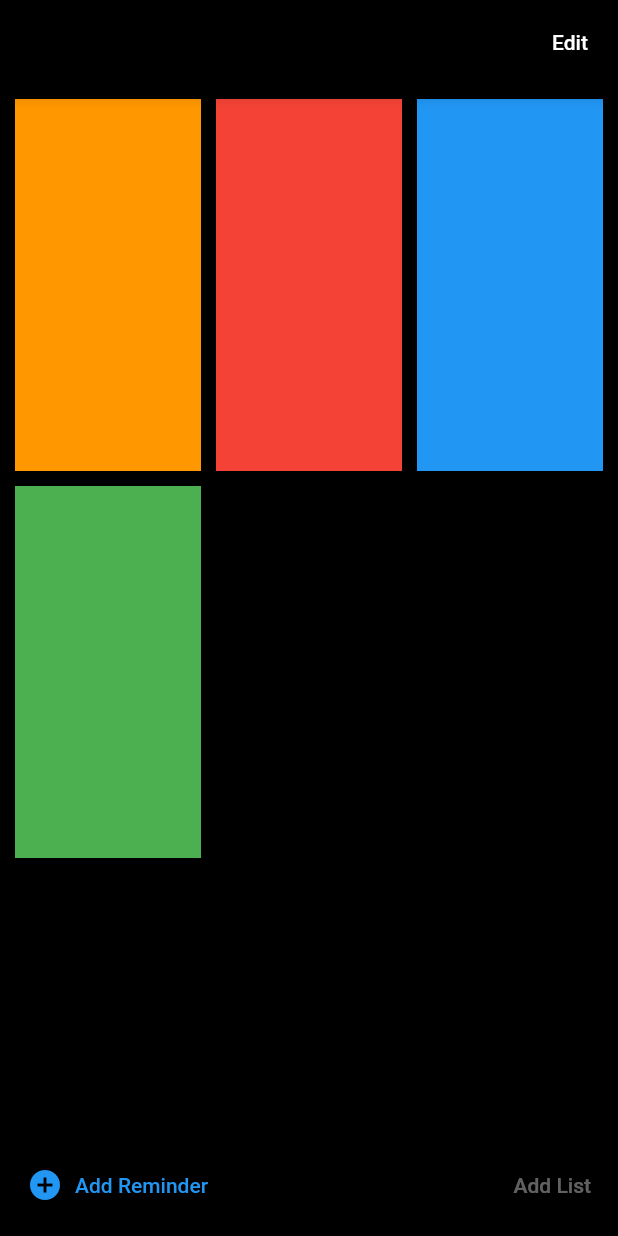
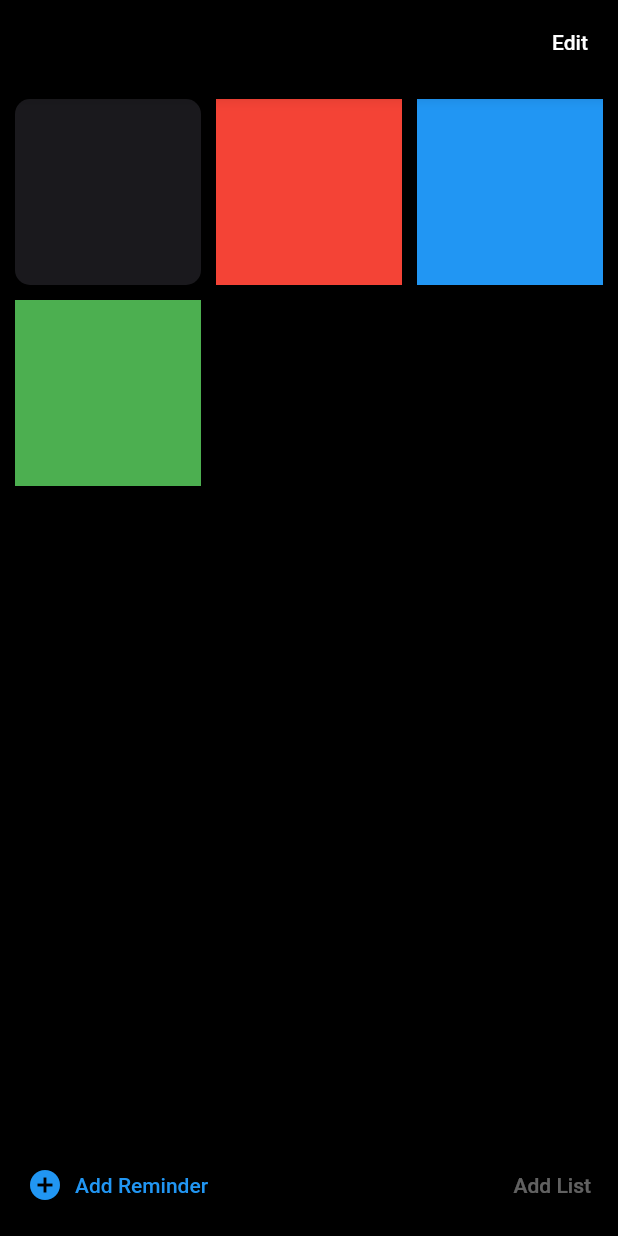
Before and after one commit to longnk1301/flutterticktick, a Flutter app: the screen it shows after launch, on a phone screen of 412 x 824 dp. Run offline on Flutter 3.47's test engine with Material 2 defaults, Android fonts, the phone set to English and light mode, and no system bars.

Commit message:
BoxDecoration and custom Color

```diff
--- a/lib/screens/home_screen.dart
+++ b/lib/screens/home_screen.dart
@@ -19,12 +19,19 @@ class HomeScreen extends StatelessWidget {
           Expanded(
             child: GridView.count(
               crossAxisCount: 3,
-              childAspectRatio: 1 / 2,
+              childAspectRatio: 8 / 8,
               crossAxisSpacing: 10,
               mainAxisSpacing: 10,
               padding: const EdgeInsets.all(10),
               children: [
-                Container(color: Colors.orange),
+                Container(
+                  decoration: BoxDecoration(
+                    borderRadius: BorderRadius.circular(10),
+                    // color: Colors.grey[100]),
+                    // color: Colors.grey.shade200),
+                    color: const Color(0XFF1A191D),
+                  ),
+                ),
                 Container(color: Colors.red),
                 Container(color: Colors.blue),
                 Container(color: Colors.green)
```
